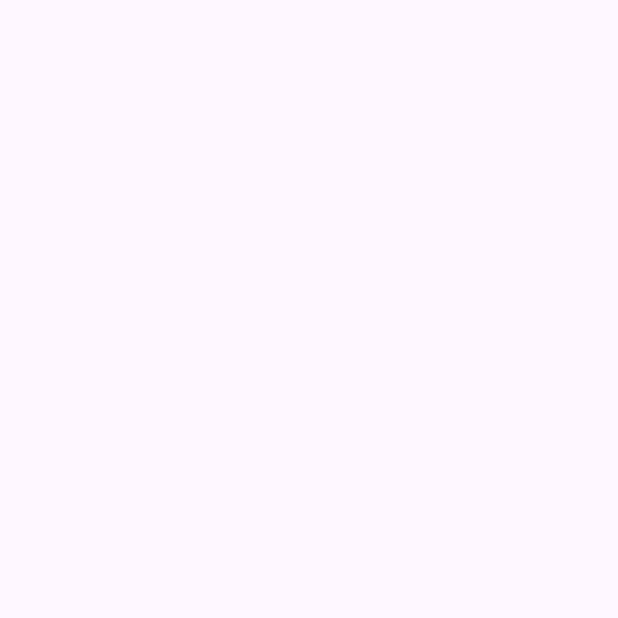
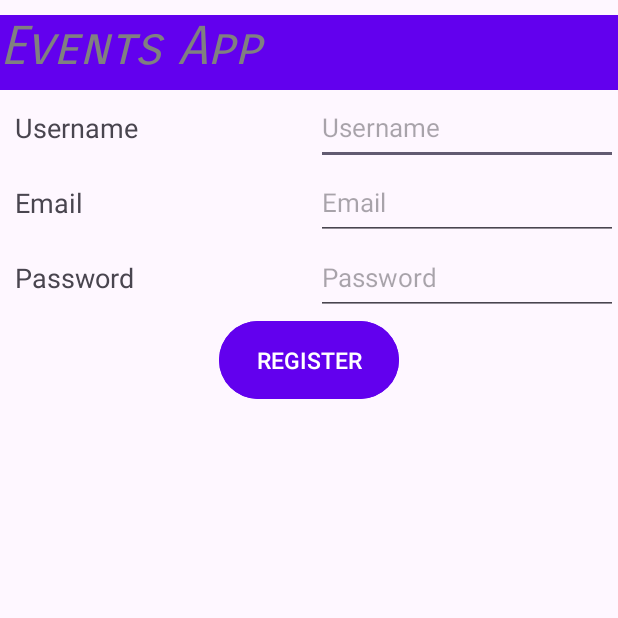
Before and after one commit to marijase/EventApp, an Android app: the RegisterActivity screen opened directly, with no data from a screen before it, on a phone screen of 412 x 824 dp, the top half of it. Before the commit the part shown is empty. Run offline under Robolectric (Android 15) with nearby library versions, the phone set to English and light mode, and no system bars.

Commit message:
Commit 1.2 (Register Activity)

```diff
--- a/app/src/main/java/marija/sekulic/eventsapp/RegisterActivity.java
+++ b/app/src/main/java/marija/sekulic/eventsapp/RegisterActivity.java
@@ -13,12 +13,8 @@ public class RegisterActivity extends AppCompatActivity {
     @Override
     protected void onCreate(Bundle savedInstanceState) {
         super.onCreate(savedInstanceState);
-        EdgeToEdge.enable(this);
+        // EdgeToEdge.enable(this);
         setContentView(R.layout.activity_register);
-        ViewCompat.setOnApplyWindowInsetsListener(findViewById(R.id.main), (v, insets) -> {
-            Insets systemBars = insets.getInsets(WindowInsetsCompat.Type.systemBars());
-            v.setPadding(systemBars.left, systemBars.top, systemBars.right, systemBars.bottom);
-            return insets;
-        });
+
     }
 }
--- a/app/src/main/res/drawable/login_buttons.xml
+++ b/app/src/main/res/drawable/login_buttons.xml
@@ -1,5 +1,5 @@
 <?xml version="1.0" encoding="utf-8"?>
 <shape xmlns:android="http://schemas.android.com/apk/res/android">
-    <corners android:radius="35dp"></corners>
-
+    <corners android:radius="10dp"></corners>
+    <solid android:color="@color/ljubicasta_tamnija"></solid>
 </shape>
--- a/app/src/main/res/layout/activity_login.xml
+++ b/app/src/main/res/layout/activity_login.xml
@@ -14,7 +14,7 @@
         android:layout_width="390dp"
         android:layout_height="50dp"
         android:layout_gravity="center_horizontal"
-        android:hint="@string/username"
+        android:hint="@string/lgn_username"
 
         android:inputType="text"
         >
@@ -23,7 +23,7 @@
         android:layout_width="390dp"
         android:layout_height="50dp"
         android:layout_gravity="center_horizontal"
-        android:hint="@string/password"
+        android:hint="@string/lgn_password"
 
         android:inputType="text"
         >
--- a/app/src/main/res/layout/activity_main.xml
+++ b/app/src/main/res/layout/activity_main.xml
@@ -34,7 +34,7 @@
             android:layout_width="0dp"
             android:layout_height="match_parent"
             android:layout_weight="1"
-            android:text="Login"
+            android:text="@string/btn_login"
             android:textSize="20sp"
             android:backgroundTint="@color/ljubicasta_tamnija"
             android:textColor="@color/white"
@@ -46,7 +46,7 @@
             android:layout_height="match_parent"
             android:padding="1dp"
             android:layout_weight="1"
-            android:text="Register"
+            android:text="@string/btn_register"
             android:textSize="20sp"
             android:layout_marginEnd="5dp"
             android:backgroundTint="@color/ljubicasta_tamnija"
--- a/app/src/main/res/layout/activity_register.xml
+++ b/app/src/main/res/layout/activity_register.xml
@@ -1,10 +1,104 @@
 <?xml version="1.0" encoding="utf-8"?>
-<androidx.constraintlayout.widget.ConstraintLayout xmlns:android="http://schemas.android.com/apk/res/android"
+<LinearLayout xmlns:android="http://schemas.android.com/apk/res/android"
     xmlns:app="http://schemas.android.com/apk/res-auto"
     xmlns:tools="http://schemas.android.com/tools"
     android:id="@+id/main"
     android:layout_width="match_parent"
     android:layout_height="match_parent"
-    tools:context=".RegisterActivity">
+    android:orientation="vertical"
+    tools:context=".RegisterActivity"
+    >
+    <include layout="@layout/header"></include>
 
-</androidx.constraintlayout.widget.ConstraintLayout>
+    <!-- prvi red (username) -->
+    <LinearLayout
+        android:layout_width="match_parent"
+        android:layout_height="50dp"
+        android:orientation="horizontal"
+        >
+        <TextView
+            android:layout_width="0dp"
+            android:layout_height="match_parent"
+            android:text="@string/rgs_username"
+            android:gravity="center_vertical"
+            android:layout_weight="1"
+            android:layout_marginStart="10dp"
+            android:textSize="18sp"
+            >
+        </TextView>
+        <EditText
+            android:id="@+id/id_rgs_username"
+            android:layout_width="0dp"
+            android:layout_height="match_parent"
+            android:hint="@string/rgs_username"
+            android:layout_weight="1"
+            android:textSize="17sp"
+            >
+        </EditText>
+    </LinearLayout>
+
+    <!-- drugi red (email) -->
+    <LinearLayout
+        android:layout_width="match_parent"
+        android:layout_height="50dp"
+        android:orientation="horizontal"
+        >
+        <TextView
+            android:layout_width="0dp"
+            android:layout_height="match_parent"
+            android:layout_weight="1"
+            android:text="@string/rgs_email"
+            android:gravity="center_vertical"
+            android:layout_marginStart="10dp"
+            android:textSize="18sp"
+            >
+        </TextView>
+        <EditText
+            android:id="@+id/id_rgs_email"
+            android:layout_width="0dp"
+            android:layout_height="match_parent"
+            android:layout_weight="1"
+            android:hint="@string/rgs_email"
+            android:textSize="17sp"
+            >
+        </EditText>
+    </LinearLayout>
+
+    <!-- treci red (password) -->
+    <LinearLayout
+        android:layout_width="match_parent"
+        android:layout_height="50dp"
+        android:orientation="horizontal"
+        >
+        <TextView
+            android:layout_width="0dp"
+            android:layout_height="match_parent"
+            android:layout_weight="1"
+            android:text="@string/rgs_password"
+            android:gravity="center_vertical"
+            android:layout_marginStart="10dp"
+            android:textSize="18sp"
+            >
+        </TextView>
+        <EditText
+            android:id="@+id/id_rgs_password"
+            android:layout_width="0dp"
+            android:layout_height="match_parent"
+            android:layout_weight="1"
+            android:hint="@string/rgs_password"
+            android:textSize="17sp"
+            >
+        </EditText>
+    </LinearLayout>
+
+    <Button
+        android:layout_width="120dp"
+        android:layout_height="60dp"
+        android:backgroundTint="@color/ljubicasta_tamnija"
+        android:text="@string/rgs_button"
+        android:textSize="15sp"
+        android:layout_gravity="center_horizontal"
+        >
+    </Button>
+
+</LinearLayout>
--- a/app/src/main/res/values/strings.xml
+++ b/app/src/main/res/values/strings.xml
@@ -1,5 +1,16 @@
 <resources>
+    <!-- main activity: -->
     <string name="app_name">Events App</string>
-    <string name="username">Username</string>
-    <string name="password">Password</string>
+    <string name="btn_login">Login</string>
+    <string name="btn_register">Register</string>
+
+    <!-- login activity: -->
+    <string name="lgn_username">Username</string>
+    <string name="lgn_password">Password</string>
+
+    <!-- register activity: -->
+    <string name="rgs_username">Username</string>
+    <string name="rgs_email">Email</string>
+    <string name="rgs_password">Password</string>
+    <string name="rgs_button">REGISTER</string>
 </resources>
```
